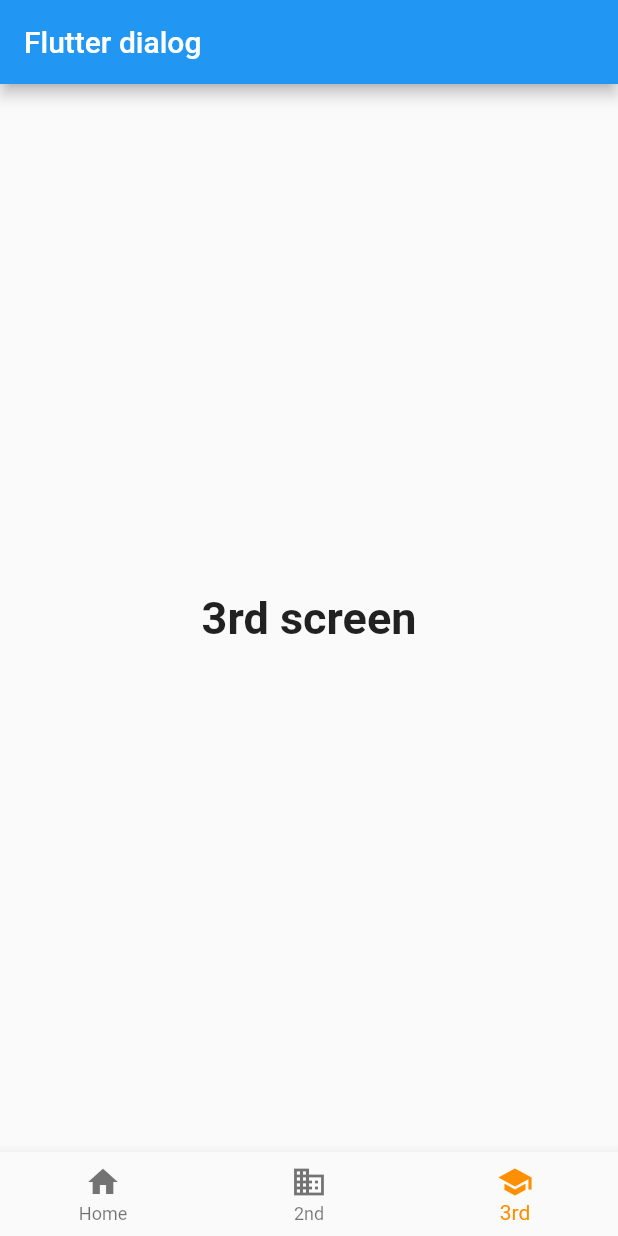
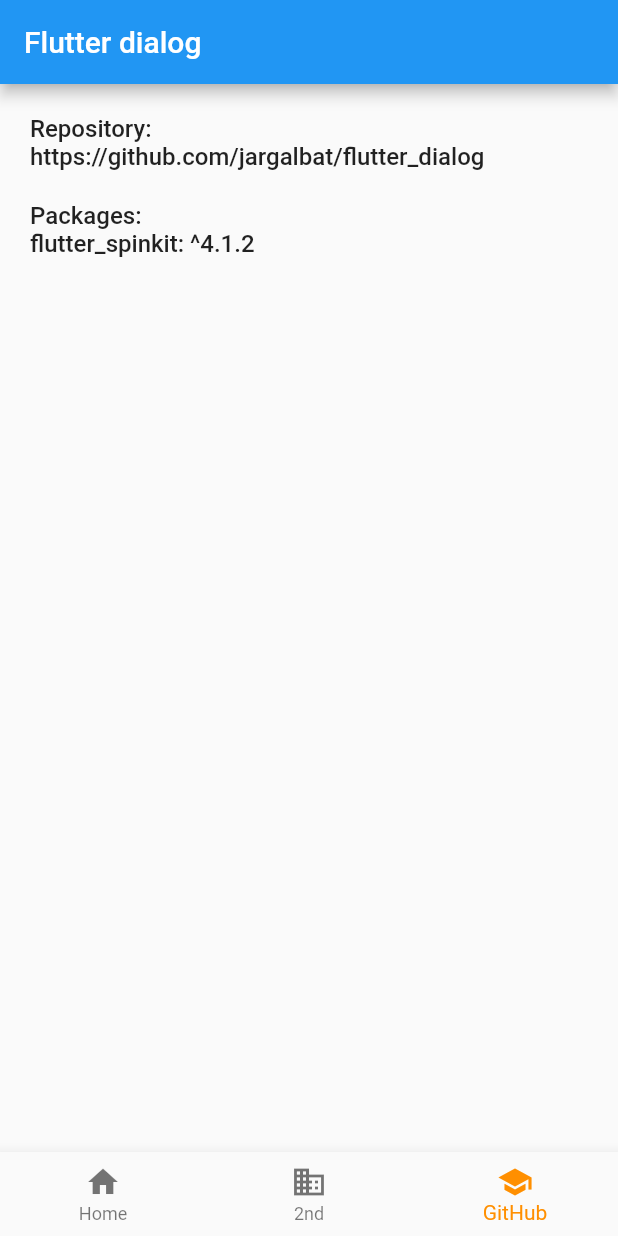
Before and after one commit to jargalbat/flutter_dialog, a Flutter app: the screen it shows after launch, item 3 of the bottom bar chosen, on a phone screen of 412 x 824 dp. Run offline on Flutter 3.47's test engine with Material 2 defaults, Android fonts, the phone set to English and light mode, and no system bars; our stand-ins replace flutter_spinkit.

Commit message:
Some changes

```diff
--- /dev/null
+++ b/lib/github_screen.dart
@@ -0,0 +1,27 @@
+import 'package:flutter/material.dart';
+
+class GitHubScreen extends StatefulWidget {
+  @override
+  _GitHubScreenState createState() => _GitHubScreenState();
+}
+
+class _GitHubScreenState extends State<GitHubScreen> {
+  static const TextStyle optionStyle = TextStyle(fontSize: 16, fontWeight: FontWeight.w500);
+
+  @override
+  Widget build(BuildContext context) {
+    return Container(
+      padding: EdgeInsets.all(20.0),
+      child: Column(
+        crossAxisAlignment: CrossAxisAlignment.start,
+        children: <Widget>[
+          Text('Repository:', style: optionStyle),
+          Text('https://github.com/jargalbat/flutter_dialog', style: optionStyle),
+          SizedBox(height: 20.0),
+          Text('Packages:', style: optionStyle),
+          Text('flutter_spinkit: ^4.1.2', style: optionStyle),
+        ],
+      ),
+    );
+  }
+}
--- a/lib/home_screen.dart
+++ b/lib/home_screen.dart
@@ -1,4 +1,5 @@
 import 'package:flutter/material.dart';
+import 'package:flutter_dialog/github_screen.dart';
 import 'package:flutter_dialog/second_screen.dart';
 import 'package:flutter_dialog/spinkit_screen.dart';
 
@@ -11,14 +12,11 @@ class HomeScreen extends StatefulWidget {
 
 class _HomeScreenState extends State<HomeScreen> {
   int _selectedIndex = 0;
-  static const TextStyle optionStyle = TextStyle(fontSize: 30, fontWeight: FontWeight.bold);
+
   static List<Widget> _widgetOptions = <Widget>[
     SpinKitScreen(),
     SecondScreen(),
-    Text(
-      '3rd screen',
-      style: optionStyle,
-    ),
+    GitHubScreen(),
   ];
 
   void _onItemTapped(int index) {
@@ -33,9 +31,7 @@ class _HomeScreenState extends State<HomeScreen> {
       appBar: AppBar(
         title: const Text('Flutter dialog'),
       ),
-      body: Center(
-        child: _widgetOptions.elementAt(_selectedIndex),
-      ),
+      body: _widgetOptions.elementAt(_selectedIndex),
       bottomNavigationBar: BottomNavigationBar(
         items: const <BottomNavigationBarItem>[
           BottomNavigationBarItem(
@@ -48,7 +44,7 @@ class _HomeScreenState extends State<HomeScreen> {
           ),
           BottomNavigationBarItem(
             icon: Icon(Icons.school),
-            title: Text('3rd'),
+            title: Text('GitHub'),
           ),
         ],
         currentIndex: _selectedIndex,
```
